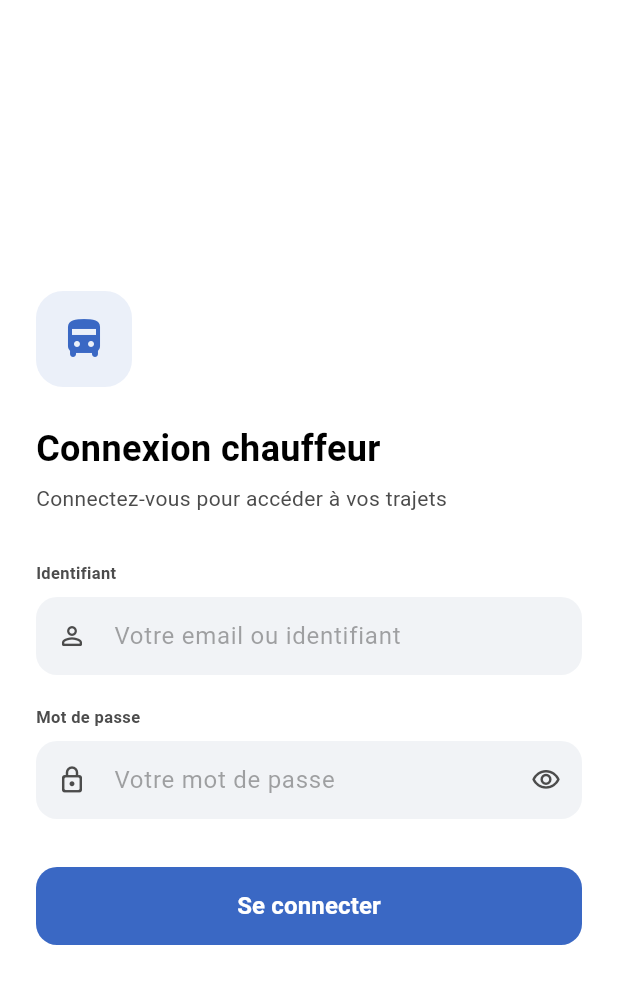
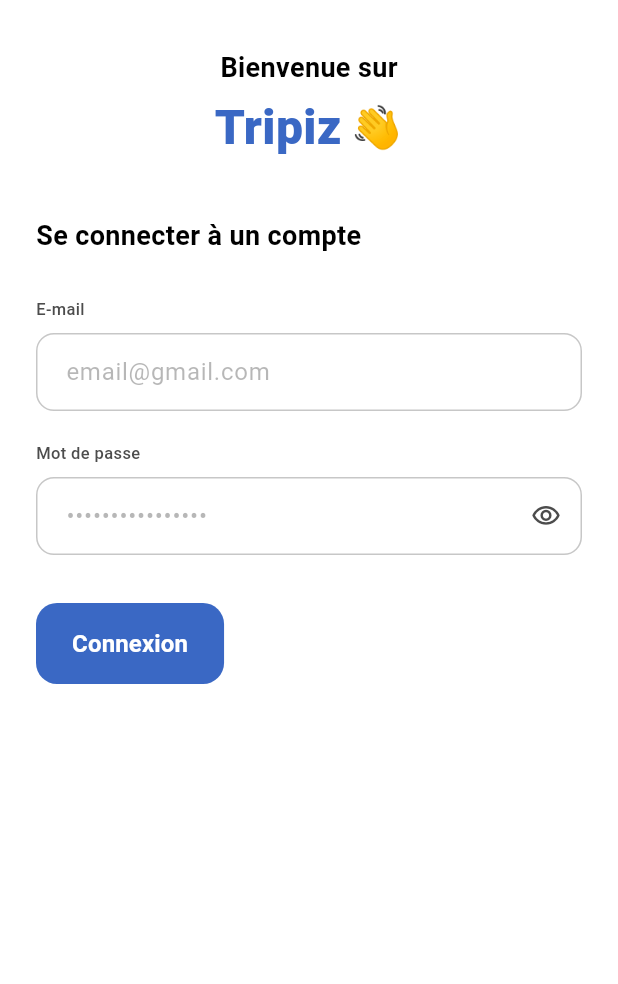
Before and after one commit to Francksean/tripiz-driver-mobile-app, a Flutter app: the screen it shows after launch, on a phone screen of 412 x 824 dp. Shown: the top 984 px of the screen. Run offline on Flutter 3.47's test engine with Material 3 defaults, Android fonts, the phone set to English and light mode, and no system bars; our stand-ins replace dio, flutter_bloc, flutter_secure_storage, flutter_svg, geolocator, go_router and 4 more; missing offline and left inert: mobile_scanner, stomp_dart_client.

Commit message:
page de launch et tout tout okay

```diff
--- a/lib/auth/screens/login_screen.dart
+++ b/lib/auth/screens/login_screen.dart
@@ -48,6 +48,7 @@
   Widget build(BuildContext context) {
     return Scaffold(
       backgroundColor: AppColors.white,
+      resizeToAvoidBottomInset: true,
       body: BlocListener<AuthCubit, AuthState>(
         listener: (context, state) {
           if (state is AuthFailure) {
@@ -60,53 +61,36 @@
               ),
             );
           }
-          // AuthSuccess : rien à faire ici. AuthService.notifyListeners()
-          // déclenche automatiquement la redirection go_router vers /app.
         },
         child: SafeArea(
-          child: Padding(
-            padding: const EdgeInsets.symmetric(horizontal: 24),
-            child: Form(
+          child: SingleChildScrollView(
+            padding: const EdgeInsets.symmetric(horizontal: 24, vertical: 32),
+            child: Column(
+              crossAxisAlignment: CrossAxisAlignment.stretch,
+              children: [
+                _buildWelcomeHeader(),
+                const SizedBox(height: 36),
+                Form(
                   key: _formKey,
                   child: Column(
                     crossAxisAlignment: CrossAxisAlignment.start,
-                mainAxisAlignment: MainAxisAlignment.center,
                     children: [
-                  Container(
-                    width: 64,
-                    height: 64,
-                    decoration: BoxDecoration(
-                      color: AppColors.primary.withOpacity(0.1),
-                      borderRadius: BorderRadius.circular(18),
-                    ),
-                    child: Icon(Icons.directions_bus_filled_rounded,
-                        color: AppColors.primary, size: 32),
-                  ),
-                  const SizedBox(height: 24),
                       Text(
-                    "Connexion chauffeur",
+                        "Se connecter à un compte",
                         style: TextStyle(
-                      fontSize: FontSizes.upperExtra,
+                          fontSize: FontSizes.upperBig,
                           fontWeight: FontWeight.bold,
                           color: AppColors.vantablack,
                         ),
                       ),
-                  const SizedBox(height: 6),
-                  Text(
-                    "Connectez-vous pour accéder à vos trajets",
-                    style: TextStyle(fontSize: FontSizes.large, color: AppColors.black),
-                  ),
-                  const SizedBox(height: 32),
-                  _buildLabel("Identifiant"),
+                      const SizedBox(height: 28),
+                      _buildLabel("E-mail"),
                       const SizedBox(height: 8),
                       TextFormField(
                         controller: _usernameController,
                         keyboardType: TextInputType.emailAddress,
                         textInputAction: TextInputAction.next,
-                    decoration: _inputDecoration(
-                      hint: "Votre email ou identifiant",
-                      icon: Icons.person_outline_rounded,
-                    ),
+                        decoration: _inputDecoration(hint: "email@gmail.com"),
                         validator: (value) {
                           if (value == null || value.trim().isEmpty) {
                             return "L'identifiant est requis";
@@ -123,8 +107,7 @@
                         textInputAction: TextInputAction.done,
                         onFieldSubmitted: (_) => _submit(),
                         decoration: _inputDecoration(
-                      hint: "Votre mot de passe",
-                      icon: Icons.lock_outline_rounded,
+                          hint: "••••••••••••••••",
                           suffixIcon: IconButton(
                             icon: Icon(
                               _obscurePassword ? Icons.visibility_outlined : Icons.visibility_off_outlined,
@@ -146,8 +129,7 @@
                         builder: (context, state) {
                           final isLoading = state is AuthLoading;
                           return SizedBox(
-                        width: double.infinity,
-                        height: 52,
+                            height: 54,
                             child: ElevatedButton(
                               onPressed: isLoading ? null : _submit,
                               style: ElevatedButton.styleFrom(
@@ -163,8 +145,8 @@
                                 child: CircularProgressIndicator(strokeWidth: 2.4, color: AppColors.white),
                               )
                                   : Text(
-                            "Se connecter",
-                            style: TextStyle(fontSize: FontSizes.lowerBig, fontWeight: FontWeight.w600),
+                                "Connexion",
+                                style: TextStyle(fontSize: FontSizes.lowerBig, fontWeight: FontWeight.w700),
                               ),
                             ),
                           );
@@ -173,36 +155,76 @@
                     ],
                   ),
                 ),
+              ],
+            ),
           ),
         ),
       ),
     );
   }
 
+  /// Bandeau de bienvenue avec le nom "Tripiz" en logo texte, calqué sur
+  /// la maquette. Si un asset image (assets/icon/logo.png) existe déjà,
+  /// tu peux remplacer ce texte par Image.asset(...) pour utiliser le
+  /// vrai logo graphique à la place.
+  Widget _buildWelcomeHeader() {
+    return Column(
+      children: [
+        Text(
+          "Bienvenue sur",
+          style: TextStyle(
+            fontSize: FontSizes.upperBig,
+            fontWeight: FontWeight.bold,
+            color: AppColors.vantablack,
+          ),
+        ),
+        const SizedBox(height: 4),
+        Row(
+          mainAxisAlignment: MainAxisAlignment.center,
+          children: [
+            Text(
+              "Tripiz",
+              style: TextStyle(
+                fontSize: FontSizes.upperExtra + 8,
+                fontWeight: FontWeight.w900,
+                color: AppColors.primary,
+              ),
+            ),
+            const SizedBox(width: 6),
+            const Text("👋", style: TextStyle(fontSize: 28)),
+          ],
+        ),
+      ],
+    );
+  }
+
   Widget _buildLabel(String text) {
     return Text(
       text,
-      style: TextStyle(fontSize: FontSizes.medium, fontWeight: FontWeight.w600, color: AppColors.black),
+      style: TextStyle(fontSize: FontSizes.medium, fontWeight: FontWeight.w500, color: AppColors.black),
     );
   }
 
-  InputDecoration _inputDecoration({required String hint, required IconData icon, Widget? suffixIcon}) {
+  InputDecoration _inputDecoration({required String hint, Widget? suffixIcon}) {
     return InputDecoration(
       hintText: hint,
-      hintStyle: TextStyle(color: AppColors.black.withOpacity(0.5)),
-      prefixIcon: Icon(icon, color: AppColors.black, size: 20),
+      hintStyle: TextStyle(color: AppColors.black.withOpacity(0.4)),
       suffixIcon: suffixIcon,
-      filled: true,
-      fillColor: AppColors.background,
-      contentPadding: const EdgeInsets.symmetric(vertical: 14),
-      border: OutlineInputBorder(borderRadius: BorderRadius.circular(14), borderSide: BorderSide.none),
-      enabledBorder: OutlineInputBorder(borderRadius: BorderRadius.circular(14), borderSide: BorderSide.none),
+      contentPadding: const EdgeInsets.symmetric(vertical: 14, horizontal: 16),
+      border: OutlineInputBorder(
+        borderRadius: BorderRadius.circular(12),
+        borderSide: BorderSide(color: AppColors.border),
+      ),
+      enabledBorder: OutlineInputBorder(
+        borderRadius: BorderRadius.circular(12),
+        borderSide: BorderSide(color: AppColors.border),
+      ),
       focusedBorder: OutlineInputBorder(
-        borderRadius: BorderRadius.circular(14),
+        borderRadius: BorderRadius.circular(12),
         borderSide: BorderSide(color: AppColors.primary, width: 1.5),
       ),
       errorBorder: OutlineInputBorder(
-        borderRadius: BorderRadius.circular(14),
+        borderRadius: BorderRadius.circular(12),
         borderSide: BorderSide(color: AppColors.red, width: 1),
       ),
     );
```
Also changed, not shown: pubspec.yaml (+23 -1 lines), pubspec.lock, 32 other files. Lines whose indentation alone changed are shown as unchanged.
